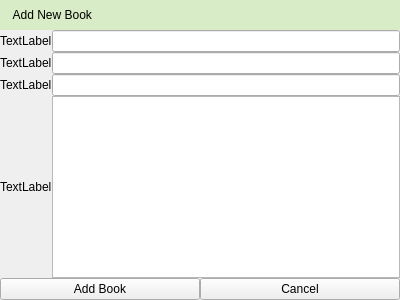
The window that addBookView.ui (Mr-Beastman/CS106_A2) describes before a commit, drawn with Qt 5.
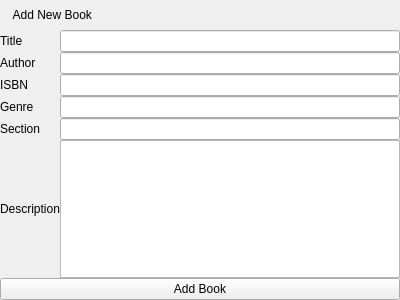
The same window after the commit.

Commit message:
add ui functionality for adding books
Using the bookManagement code created by @ch19517, I have updated the ui to use this code allowing for new books to be added under Manage Catalogue in adminView.

Patch:
```diff
--- a/addBookView.ui
+++ b/addBookView.ui
@@ -32,7 +32,7 @@
       <number>0</number>
      </property>
      <item>
-      <widget class="QLabel" name="titleLabel">
+      <widget class="QLabel" name="windowTitleLabel">
        <property name="minimumSize">
         <size>
          <width>0</width>
@@ -61,45 +61,65 @@
       <layout class="QVBoxLayout" name="bookInfoLayout">
        <item>
         <layout class="QGridLayout" name="inputsLayout">
-         <item row="3" column="0">
-          <widget class="QLabel" name="label_4">
-           <property name="text">
-            <string>TextLabel</string>
-           </property>
-          </widget>
+         <item row="2" column="1">
+          <widget class="QLineEdit" name="isbnLineEdit"/>
          </item>
-         <item row="2" column="0">
-          <widget class="QLabel" name="label_3">
+         <item row="5" column="0">
+          <widget class="QLabel" name="descriptionLabel">
            <property name="text">
-            <string>TextLabel</string>
+            <string>Description</string>
            </property>
           </widget>
          </item>
-         <item row="1" column="0">
-          <widget class="QLabel" name="label_2">
-           <property name="text">
-            <string>TextLabel</string>
-           </property>
-          </widget>
+         <item row="3" column="1">
+          <widget class="QLineEdit" name="genreLineEdit"/>
          </item>
          <item row="0" column="0">
-          <widget class="QLabel" name="label">
+          <widget class="QLabel" name="titleLabel">
            <property name="text">
-            <string>TextLabel</string>
+            <string>Title</string>
            </property>
           </widget>
          </item>
+         <item row="1" column="0">
+          <widget class="QLabel" name="authorLabel">
+           <property name="text">
+            <string>Author</string>
+           </property>
+          </widget>
+         </item>
+         <item row="2" column="0">
+          <widget class="QLabel" name="isbnLabel">
+           <property name="text">
+            <string>ISBN</string>
+           </property>
+          </widget>
+         </item>
+         <item row="5" column="1">
+          <widget class="QTextEdit" name="descriptionTextEdit"/>
+         </item>
          <item row="0" column="1">
           <widget class="QLineEdit" name="lineEdit"/>
          </item>
          <item row="1" column="1">
           <widget class="QLineEdit" name="lineEdit_2"/>
          </item>
-         <item row="2" column="1">
-          <widget class="QLineEdit" name="lineEdit_3"/>
+         <item row="4" column="0">
+          <widget class="QLabel" name="sectionLabel">
+           <property name="text">
+            <string>Section</string>
+           </property>
+          </widget>
          </item>
-         <item row="3" column="1">
-          <widget class="QTextEdit" name="textEdit"/>
+         <item row="3" column="0">
+          <widget class="QLabel" name="genreLabel">
+           <property name="text">
+            <string>Genre</string>
+           </property>
+          </widget>
+         </item>
+         <item row="4" column="1">
+          <widget class="QLineEdit" name="sectionLineEdit"/>
          </item>
         </layout>
        </item>
@@ -112,13 +132,6 @@
            </property>
           </widget>
          </item>
-         <item>
-          <widget class="QPushButton" name="pushButton_2">
-           <property name="text">
-            <string>Cancel</string>
-           </property>
-          </widget>
-         </item>
         </layout>
        </item>
       </layout>
```
Left out of the diff: 6 changed lines with no effect on the pictures. The commit also changes 9 other files.
